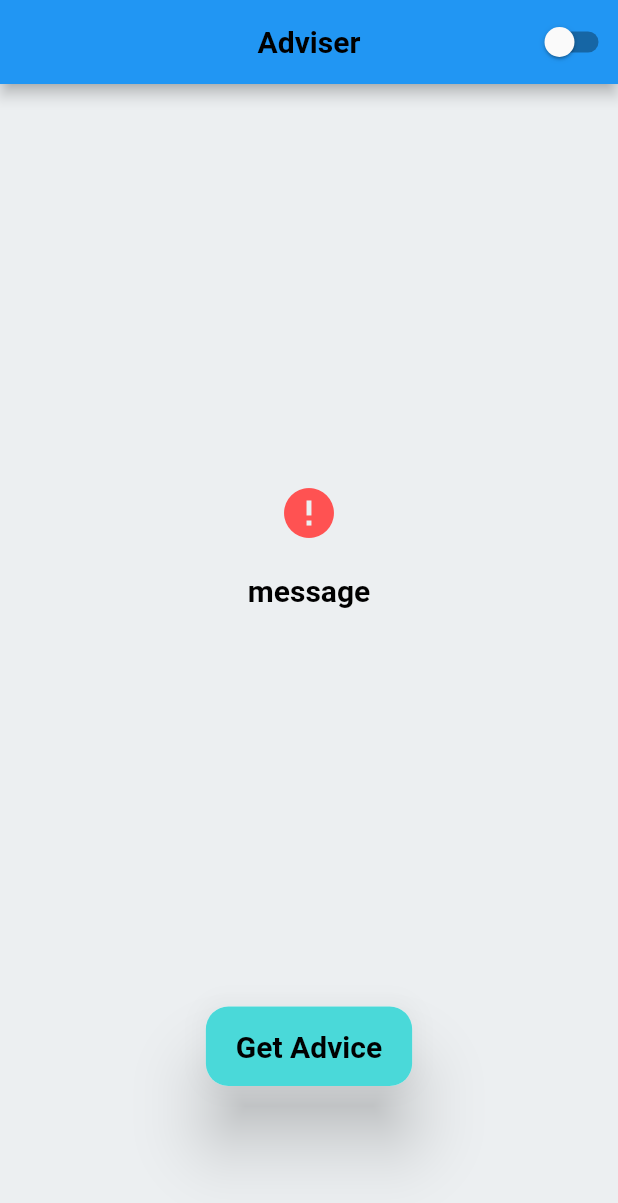
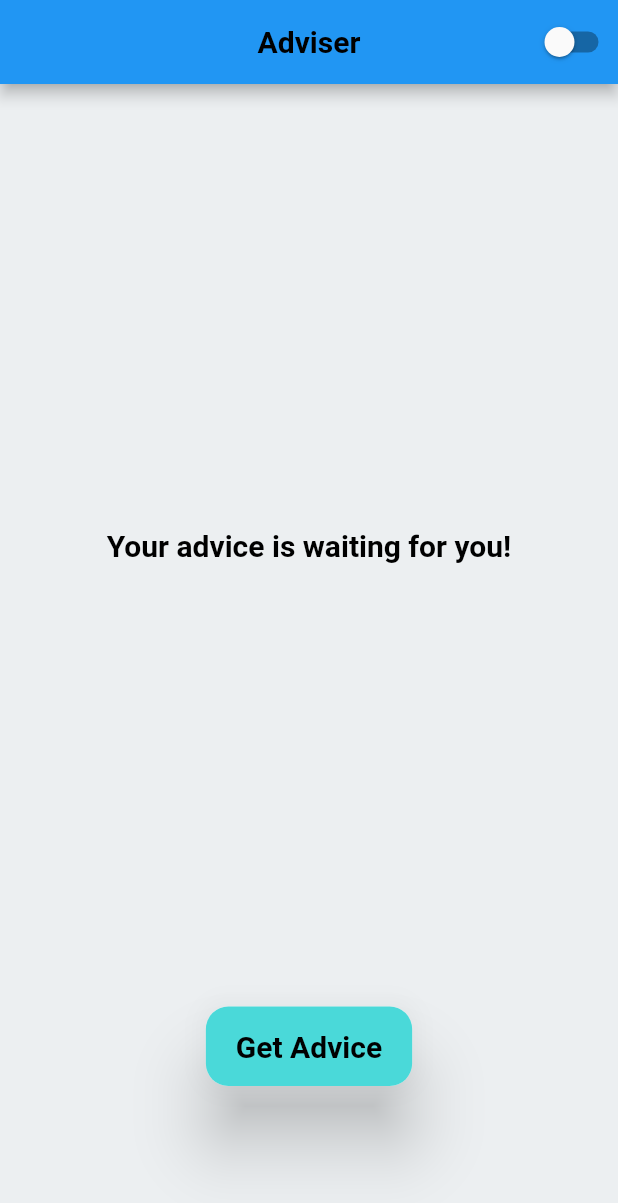
Before and after one commit to halilerisen/flutter_clean_architecture, a Flutter app: the screen it shows after launch, on a phone screen of 412 x 824 dp. Shown: the top 1203 px of the screen. Run offline on Flutter 3.47's test engine with Material 2 defaults, Android fonts, the phone set to English and light mode, and no system bars; our stand-ins replace bloc, flutter_bloc; Roboto replaces fonts that are missing (Rubik).

```diff
--- a/lib/2_application/pages/advice/advice_page.dart
+++ b/lib/2_application/pages/advice/advice_page.dart
@@ -1,12 +1,27 @@
+import 'package:clean_architecture/2_application/pages/advice/bloc/advicer_bloc.dart';
+import 'package:clean_architecture/2_application/pages/advice/widgets/advice_field.dart';
 import 'package:clean_architecture/2_application/pages/advice/widgets/custom_button.dart';
 import 'package:clean_architecture/2_application/pages/advice/widgets/error_message.dart';
 import 'package:flutter/material.dart';
+import 'package:flutter_bloc/flutter_bloc.dart';
 import 'package:provider/provider.dart';
 
 import '../../core/services/theme_service.dart';
 
-class AdvicePage extends StatelessWidget {
-  const AdvicePage({super.key});
+class AdvicerPageWrapperProvider extends StatelessWidget {
+  const AdvicerPageWrapperProvider({super.key});
+
+  @override
+  Widget build(BuildContext context) {
+    return BlocProvider(
+      create: (context) => AdvicerBloc(),
+      child: const AdvicerPage(),
+    );
+  }
+}
+
+class AdvicerPage extends StatelessWidget {
+  const AdvicerPage({super.key});
 
   @override
   Widget build(BuildContext context) {
@@ -31,21 +46,32 @@ class AdvicePage extends StatelessWidget {
       body: Padding(
         padding: const EdgeInsets.symmetric(horizontal: 50),
         child: Column(
-          children: const [
+          children: [
             Expanded(
               child: Center(
-                child: ErrorMessage(message: 'message'),
-                // child: Text(
-                //   'Your advice is waiting for you!',
-                //   style: themeData.textTheme.headline1  ,
-                // ),
-                // child: CircularProgressIndicator(
-                //   color: themeData.colorScheme.secondary,
-                // ),
+                child: BlocBuilder<AdvicerBloc, AdvicerState>(
+                  builder: (BuildContext context, AdvicerState state) {
+                    if (state is AdvicerInitial) {
+                      return Text(
+                        'Your advice is waiting for you!',
+                        style: themeData.textTheme.headline1,
+                      );
+                    } else if (state is AdvicerLoading) {
+                      return CircularProgressIndicator(
+                        color: themeData.colorScheme.secondary,
+                      );
+                    } else if (state is AdvicerLoaded) {
+                      return AdviceField(advice: state.advice);
+                    } else if (state is AdvicerError) {
+                      return ErrorMessage(message: state.message);
+                    }
+                    return const SizedBox.shrink();
+                  },
+                ),
               ),
             ),
-            CustomButton(),
-            SizedBox(height: 100),
+            const CustomButton(),
+            const SizedBox(height: 100),
           ],
         ),
       ),
--- a/lib/2_application/pages/advice/widgets/custom_button.dart
+++ b/lib/2_application/pages/advice/widgets/custom_button.dart
@@ -1,4 +1,6 @@
+import 'package:clean_architecture/2_application/pages/advice/bloc/advicer_bloc.dart';
 import 'package:flutter/material.dart';
+import 'package:flutter_bloc/flutter_bloc.dart';
 
 class CustomButton extends StatelessWidget {
   const CustomButton({super.key});
@@ -10,9 +12,7 @@ class CustomButton extends StatelessWidget {
     return InkResponse(
       highlightColor: Colors.transparent,
       splashColor: Colors.transparent,
-      onTap: () {
-        //
-      },
+      onTap: () => context.read<AdvicerBloc>().add(AdvicerRequestedEvent()),
       child: Material(
         elevation: 20,
         borderRadius: BorderRadius.circular(15),
--- a/lib/main.dart
+++ b/lib/main.dart
@@ -23,7 +23,7 @@ class MyApp extends StatelessWidget {
         themeMode: themeService.isDarkModeOn ? ThemeMode.dark : ThemeMode.light,
         theme: AppTheme.lightTheme,
         darkTheme: AppTheme.darkTheme,
-        home: const AdvicePage(),
+        home: const AdvicerPageWrapperProvider(),
       );
     });
   }
```
